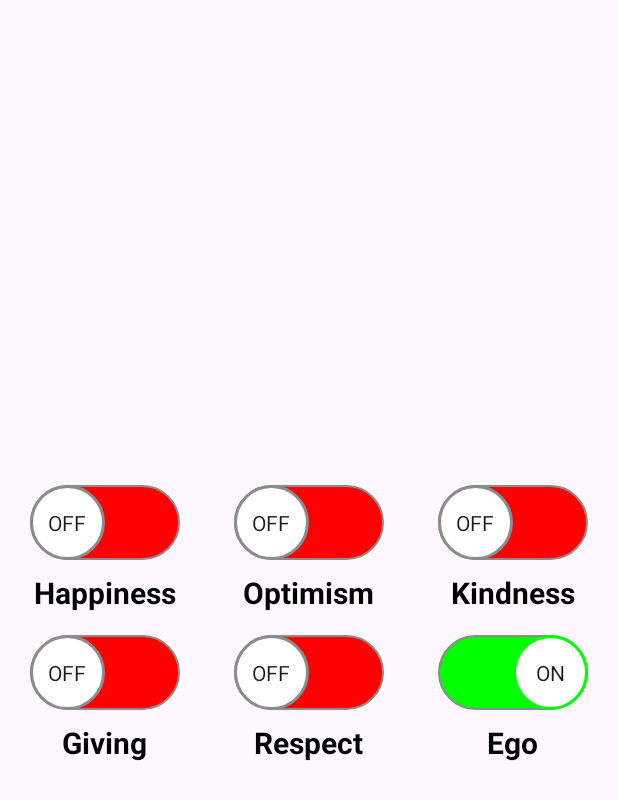
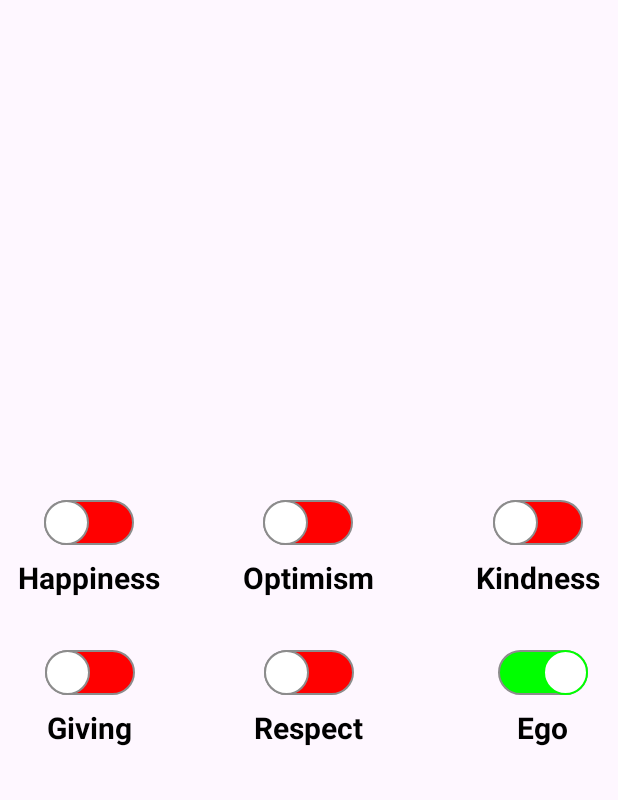
Before and after one commit to abdulkadirkraa/Emotions, an Android app: the layout fragment_home.xml on its own in the app's theme, with its tools: preview values and no code run, on a phone screen of 412 x 824 dp. Shown: the top 800 px of the screen. Run offline under Robolectric (Android 15) with nearby library versions, the phone set to English and light mode, and no system bars.

```diff
--- a/app/src/main/res/drawable/switch_thumb.xml
+++ b/app/src/main/res/drawable/switch_thumb.xml
@@ -4,16 +4,16 @@
     <item android:state_checked="true">
         <shape android:shape="oval">
             <solid android:color="@color/white"/>
-            <stroke android:width="2dp" android:color="@color/green"/>
-            <size android:width="50dp" android:height="50dp"/>
+            <stroke android:width="1dp" android:color="@color/green"/>
+            <size android:width="30dp" android:height="30dp"/>
         </shape>
     </item>
 
     <item android:state_checked="false">
         <shape android:shape="oval">
             <solid android:color="@color/white"/>
-            <stroke android:width="2dp" android:color="@color/grey"/>
-            <size android:width="50dp" android:height="50dp"/>
+            <stroke android:width="1dp" android:color="@color/grey"/>
+            <size android:width="30dp" android:height="30dp"/>
         </shape>
     </item>
 
--- a/app/src/main/res/layout/fragment_home.xml
+++ b/app/src/main/res/layout/fragment_home.xml
@@ -1,7 +1,9 @@
 <?xml version="1.0" encoding="utf-8"?>
 <FrameLayout xmlns:android="http://schemas.android.com/apk/res/android"
+    xmlns:tools="http://schemas.android.com/tools"
     android:layout_width="match_parent"
     android:layout_height="match_parent">
+
 
     <LinearLayout
         android:layout_width="wrap_content"
@@ -17,15 +19,16 @@
             android:layout_height="wrap_content"
             android:track="@drawable/switch_track"
             android:thumb="@drawable/switch_thumb"
-            android:showText="true"
             android:layout_margin="8dp"
             android:checked="false"
-            android:clickable="false"/>
+            android:clickable="false"
+            android:layout_gravity="center"
+            tools:ignore="UseSwitchCompatOrMaterialXml" />
 
         <TextView
             android:layout_width="wrap_content"
             android:layout_height="wrap_content"
-            android:text="Happiness"
+            android:text="@string/happiness"
             android:textSize="20sp"
             android:textColor="@color/black"
             android:textStyle="bold"
@@ -46,15 +49,16 @@
             android:layout_height="wrap_content"
             android:track="@drawable/switch_track"
             android:thumb="@drawable/switch_thumb"
-            android:showText="true"
             android:layout_margin="8dp"
             android:checked="false"
-            android:clickable="false"/>
+            android:clickable="false"
+            android:layout_gravity="center"
+            tools:ignore="UseSwitchCompatOrMaterialXml" />
 
         <TextView
             android:layout_width="wrap_content"
             android:layout_height="wrap_content"
-            android:text="Optimism"
+            android:text="@string/optimism"
             android:textSize="20sp"
             android:textColor="@color/black"
             android:textStyle="bold"
@@ -75,15 +79,16 @@
             android:layout_height="wrap_content"
             android:track="@drawable/switch_track"
             android:thumb="@drawable/switch_thumb"
-            android:showText="true"
             android:layout_margin="8dp"
             android:checked="false"
-            android:clickable="false"/>
+            android:clickable="false"
+            android:layout_gravity="center"
+            tools:ignore="UseSwitchCompatOrMaterialXml"/>
 
         <TextView
             android:layout_width="wrap_content"
             android:layout_height="wrap_content"
-            android:text="Kindness"
+            android:text="@string/kindness"
             android:textSize="20sp"
             android:textColor="@color/black"
             android:textStyle="bold"
@@ -97,6 +102,7 @@
         android:layout_gravity="center_vertical"
         android:layout_marginTop="100dp"
         android:layout_marginBottom="50dp"
+        android:layout_marginStart="10dp"
         android:padding="12dp">
 
         <Switch
@@ -105,15 +111,16 @@
             android:layout_height="wrap_content"
             android:track="@drawable/switch_track"
             android:thumb="@drawable/switch_thumb"
-            android:showText="true"
             android:layout_margin="8dp"
             android:checked="false"
-            android:clickable="false"/>
+            android:clickable="false"
+            android:layout_gravity="center"
+            tools:ignore="UseSwitchCompatOrMaterialXml"/>
 
         <TextView
             android:layout_width="wrap_content"
             android:layout_height="wrap_content"
-            android:text="Giving"
+            android:text="@string/giving"
             android:textSize="20sp"
             android:textColor="@color/black"
             android:textStyle="bold"
@@ -135,15 +142,16 @@
             android:layout_height="wrap_content"
             android:track="@drawable/switch_track"
             android:thumb="@drawable/switch_thumb"
-            android:showText="true"
             android:layout_margin="8dp"
             android:checked="false"
-            android:clickable="false"/>
+            android:clickable="false"
+            android:layout_gravity="center"
+            tools:ignore="UseSwitchCompatOrMaterialXml"/>
 
         <TextView
             android:layout_width="wrap_content"
             android:layout_height="wrap_content"
-            android:text="Respect"
+            android:text="@string/respect"
             android:textSize="20sp"
             android:textColor="@color/black"
             android:textStyle="bold"
@@ -165,14 +173,15 @@
             android:layout_height="wrap_content"
             android:track="@drawable/switch_track"
             android:thumb="@drawable/switch_thumb"
-            android:showText="true"
             android:layout_margin="8dp"
-            android:checked="true"/>
+            android:checked="true"
+            android:layout_gravity="center"
+            tools:ignore="UseSwitchCompatOrMaterialXml"/>
 
         <TextView
             android:layout_width="wrap_content"
             android:layout_height="wrap_content"
-            android:text="Ego"
+            android:text="@string/ego"
             android:textSize="20sp"
             android:textColor="@color/black"
             android:textStyle="bold"
--- a/app/src/main/res/values/strings.xml
+++ b/app/src/main/res/values/strings.xml
@@ -141,4 +141,10 @@
     <string name="giving_text3">Kişisel olarak, verme eylemi de bireyin kendini geliştirmesine katkıda bulunur. Yardım etmek, kişinin kendini daha anlamlı hissetmesine ve yaşamında bir amaç bulmasına yardımcı olabilir. Verme eylemi, bireyde şükran duygusunu artırır ve kişisel tatmin sağlar. Ayrıca, başkalarına yardım etme, bireyin kendine olan güvenini ve kişisel değerini artırabilir.</string>
     <string name="giving_mini_title4">Verme ve Sürdürülebilirlik</string>
     <string name="giving_text4">Verme, sadece bireysel ve toplumsal düzeyde değil, aynı zamanda çevresel ve ekonomik düzeyde de önemlidir. Sürdürülebilirlik ilkeleri çerçevesinde, kaynakların paylaşımı ve adil dağılımı, gezegenimizin korunmasına katkıda bulunur. Verme eylemi, doğal kaynakların daha verimli kullanılmasını ve çevresel etkilerin azaltılmasını teşvik eder.</string>
+    <string name="happiness">Happiness</string>
+    <string name="optimism">Optimism</string>
+    <string name="kindness">Kindness</string>
+    <string name="giving">Giving</string>
+    <string name="respect">Respect</string>
+    <string name="ego">Ego</string>
 </resources>
```
Also changed, not shown: app/src/main/java/com/abdulkadirkara/emotions/view/HomeFragment.kt (+52 -3 lines), app/src/main/java/com/abdulkadirkara/emotions/view/MainActivity.kt (+27 -8 lines), app/src/main/java/com/abdulkadirkara/emotions/viewmodel/HomeFragmentViewModel.kt (+27 -2 lines), app/src/main/res/drawable/bottom_nav_bg.xml (deleted, +0 -12 lines), app/src/main/res/layout/activity_main.xml (+2 -6 lines).
